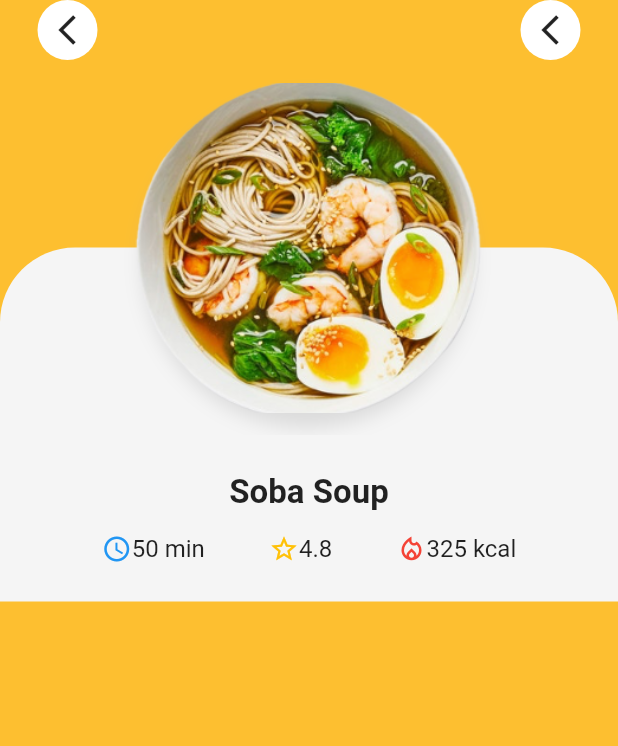
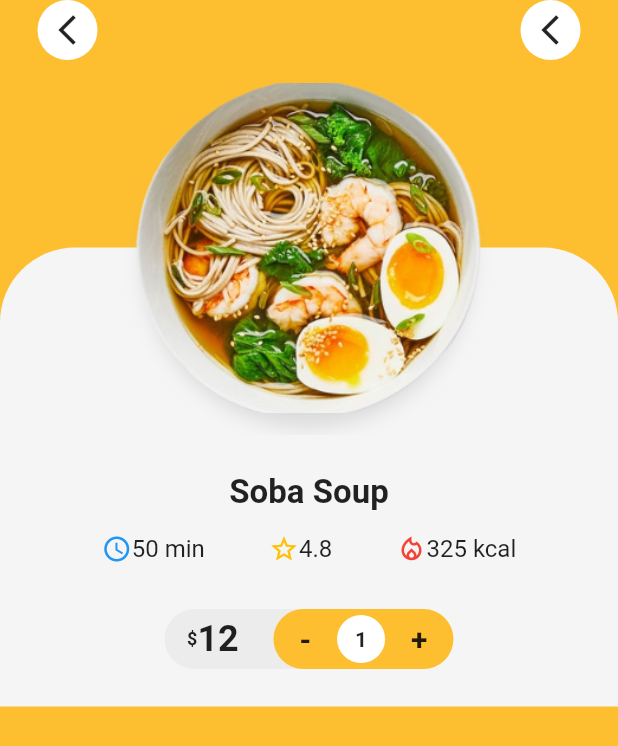
Before and after one commit to SaqifHaque/Flutter-Food-Delivery-App, a Flutter app: the DetailPage screen opened directly with sample values from the repository, on a phone screen of 412 x 824 dp. Shown: the top 746 px of the screen. Run offline on Flutter 3.47's test engine with Material 2 defaults, Android fonts, the phone set to English and light mode, and no system bars; our stand-ins replace smooth_page_indicator.

Commit message:
Working on Food Quanity Widget

```diff
--- a/lib/widgets/food_detail.dart
+++ b/lib/widgets/food_detail.dart
@@ -2,6 +2,7 @@ import 'package:flutter/cupertino.dart';
 import 'package:flutter/material.dart';
 import 'package:food_delivery_app/constants/colors.dart';
 import 'package:food_delivery_app/models/food.dart';
+import 'package:food_delivery_app/widgets/food_quantity.dart';
 
 class FoodDetail extends StatelessWidget {
   final Food food;
@@ -38,7 +39,10 @@ class FoodDetail extends StatelessWidget {
                   food.cal
               ),
             ],
-          )
+          ),
+          SizedBox(height:30),
+          FoodQuantity(food),
+
         ],
       )
     );
--- /dev/null
+++ b/lib/widgets/food_quantity.dart
@@ -0,0 +1,83 @@
+import 'package:flutter/material.dart';
+import 'package:food_delivery_app/constants/colors.dart';
+import 'package:food_delivery_app/models/food.dart';
+
+class FoodQuantity extends StatelessWidget {
+  final Food food;
+  FoodQuantity(this.food);
+
+  @override
+  Widget build(BuildContext context) {
+    return Container(
+      width:double.maxFinite,
+      height: 40,
+      child: Stack(
+        children: [
+          Align(
+            alignment: Alignment(-0.3, 0),
+            child: Container(
+              width:120,
+              height: double.maxFinite,
+              decoration: BoxDecoration(
+                color: Colors.grey.withOpacity(0.1),
+                borderRadius: BorderRadius.circular(30)
+              ),
+              child: Row (
+                children: [
+                  SizedBox(width: 15),
+                  Text('\$',
+                  style: TextStyle(
+                    fontSize: 12,
+                    fontWeight: FontWeight.bold
+                  ),),
+                    Text(food.price.toString(),
+                    style: TextStyle(
+                      fontSize: 24,
+                      fontWeight: FontWeight.bold,
+                    ),)
+                ]
+              )
+            )
+          ),
+          Align(
+            alignment: Alignment(0.3,0),
+            child: Container(
+              height: double.maxFinite,
+              width: 120,
+              decoration: BoxDecoration(
+                color: kPrimaryColor,
+                borderRadius: BorderRadius.circular(30)
+              ),
+              child: Row(
+                mainAxisAlignment: MainAxisAlignment.spaceEvenly,
+                children: [
+                  Text('-',
+                  style: TextStyle(
+                    fontSize: 20,
+                    fontWeight:FontWeight.bold,
+                  )),
+                  Container(
+                    padding: EdgeInsets.all(12),
+                    decoration: BoxDecoration(
+                      shape: BoxShape.circle,
+                      color: Colors.white
+                    ),
+                    child: Text(food.quantity.toString(),
+                    style:TextStyle(
+                      fontWeight: FontWeight.bold
+                    ))
+                  ),
+                  Text('+',
+                  style: TextStyle(
+                    fontSize: 20,
+                    fontWeight: FontWeight.bold
+                  ))
+                ],
+              )
+            )
+          )
+        ]
+      )
+    );
+  }
+}
```
